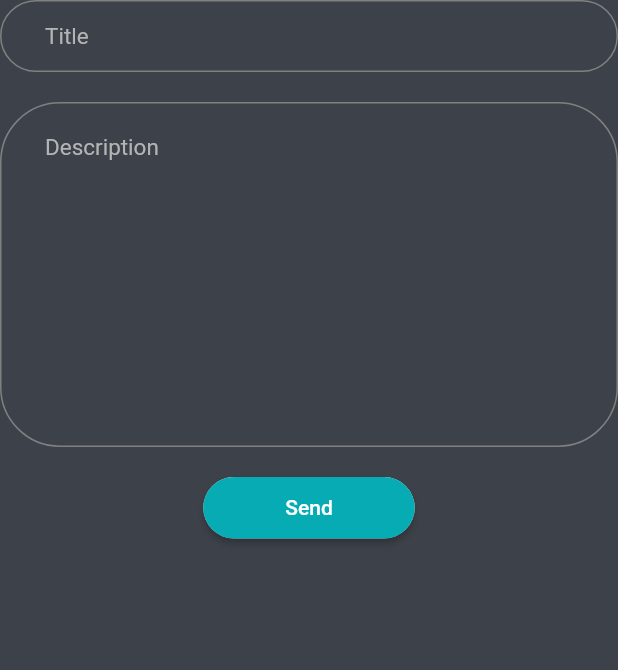
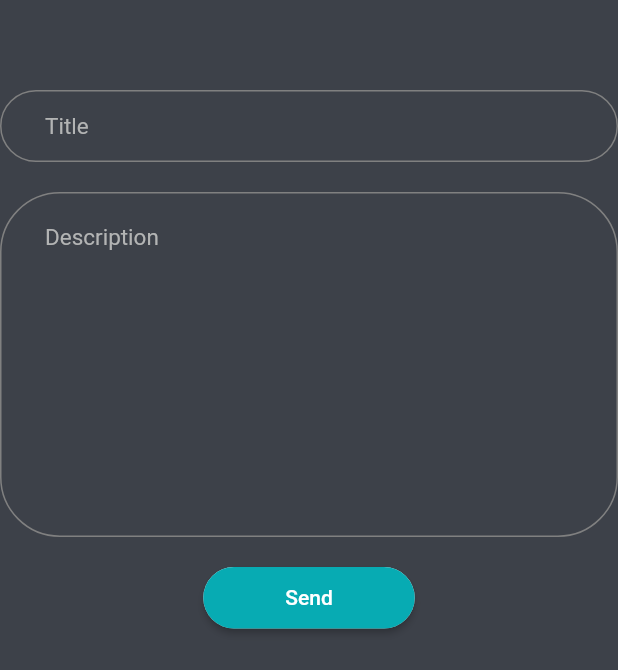
Before and after one commit to mido-ahmed/Facetcher-App, a Flutter app: the ReportProblemForm widget shown alone on an empty page, opened directly, on a phone screen of 412 x 824 dp. Shown: the top 670 px of the screen. Run offline on Flutter 3.47's test engine with Material 2 defaults, Android fonts, the phone set to English and light mode, and no system bars; our stand-ins replace bloc, dartz, dio, equatable, file_picker, flutter_bloc and 10 more; missing offline and left inert: flutter_state_notifier, history_state_notifier, perfect_freehand, scribble; accounts and stored records are empty; Roboto replaces fonts that are missing (Century Gothic).

Commit message:
edit in padding

```diff
--- a/lib/features/app-report-problem/presentation/widgets/report_problem_form.dart
+++ b/lib/features/app-report-problem/presentation/widgets/report_problem_form.dart
@@ -27,6 +27,8 @@ class _ReportProblemFormState extends State<ReportProblemForm> {
       child: Form(
         autovalidateMode: AutovalidateMode.onUserInteraction,
         key: _formKey,
+        child: Padding(
+          padding: const EdgeInsets.symmetric(vertical: 60),
           child: Column(
             children: [
               TextFieldWidget(
@@ -106,6 +108,7 @@ class _ReportProblemFormState extends State<ReportProblemForm> {
             ],
           ),
         ),
+      ),
     );
   }
 }
```
Lines whose indentation alone changed are shown as unchanged.
